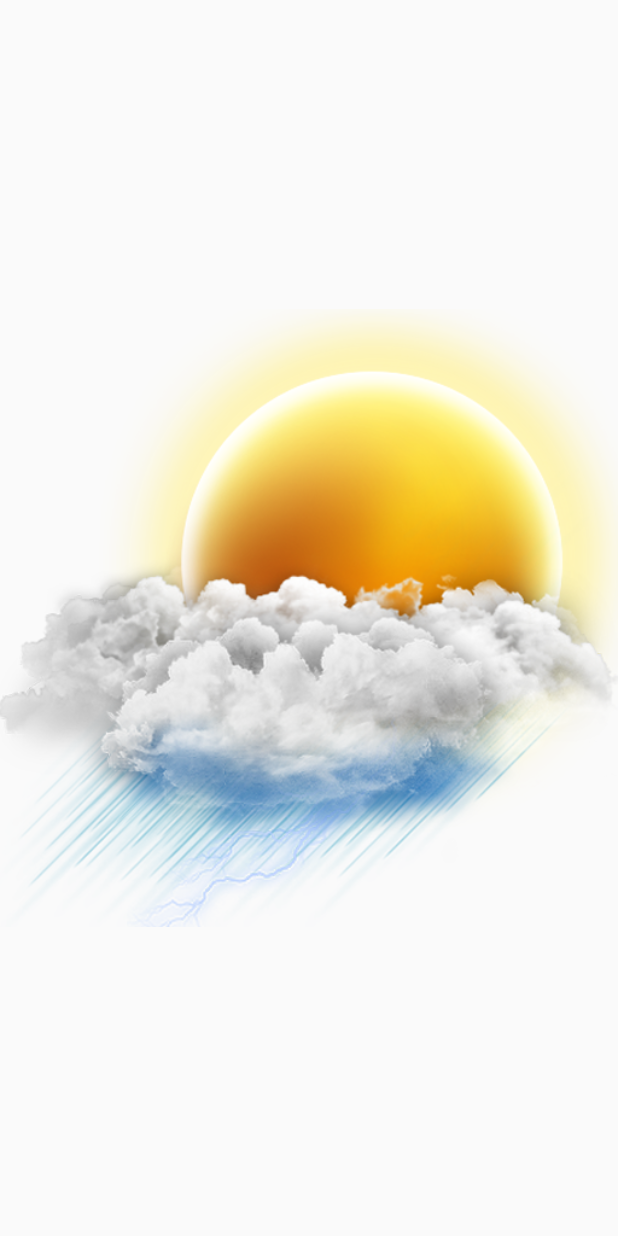
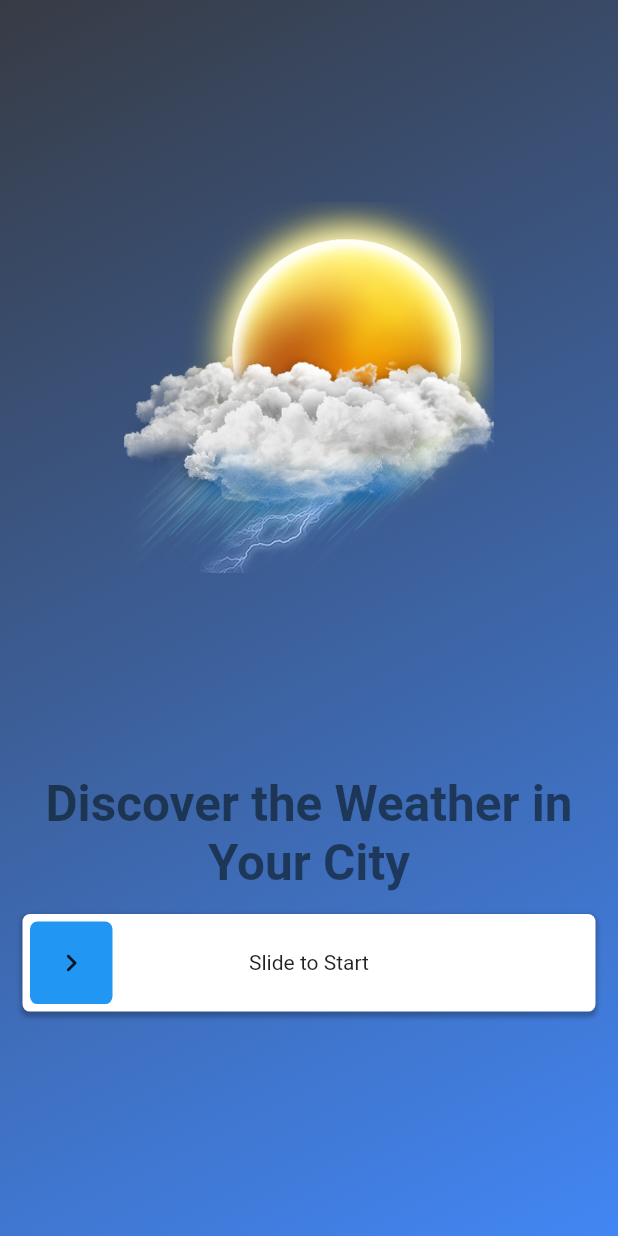
Before and after one commit to IrshadAbdulla19/StormGuard-the-Weather-app, a Flutter app: the first screen one second after launch, on a phone screen of 412 x 824 dp. Run offline on Flutter 3.47's test engine with Material 2 defaults, Android fonts, the phone set to English and light mode, and no system bars; drawn by our look-alikes of action_slider; our stand-ins replace bloc, flutter_bloc, geolocator, location.

Commit message:
splash screen slide start added

```diff
--- a/lib/presentation/splash/splash_screen.dart
+++ b/lib/presentation/splash/splash_screen.dart
@@ -1,6 +1,7 @@
 import 'package:flutter/material.dart';
 import 'package:weather_app/domain/home_wether.dart';
 import 'package:weather_app/presentation/home/home_screen.dart';
+import 'package:action_slider/action_slider.dart';
 
 class SplashScreen extends StatefulWidget {
   const SplashScreen({super.key});
@@ -12,27 +13,70 @@ class SplashScreen extends StatefulWidget {
 class _SplashScreenState extends State<SplashScreen> {
   @override
   void initState() {
-    // TODO: implement initState
     super.initState();
     requestPermissionAndTurnOnDeviceGPS(context);
-    forNavigation();
   }
 
   @override
   Widget build(BuildContext context) {
+    Size size = MediaQuery.of(context).size;
     return Scaffold(
-      body: Center(
-        child: Image.asset("asset/imges/pngwing.com.png"),
+      body: Container(
+        decoration: const BoxDecoration(
+            gradient: LinearGradient(colors: [
+          Color(0xff373B44),
+          Color(0xff4286f4),
+        ], begin: Alignment.topLeft, end: Alignment.bottomRight)),
+        child: Column(
+          mainAxisAlignment: MainAxisAlignment.spaceEvenly,
+          children: [
+            Container(
+              width: size.width * 0.6,
+              height: size.width * 0.6,
+              decoration: const BoxDecoration(
+                image: DecorationImage(
+                    image: AssetImage("asset/imges/pngwing.com.png"),
+                    fit: BoxFit.fill),
+              ),
+            ),
+            Column(
+              children: [
+                Text(
+                  "Discover the Weather in Your City",
+                  textAlign: TextAlign.center,
+                  style: TextStyle(
+                      color:
+                          const Color.fromARGB(255, 7, 20, 26).withOpacity(0.6),
+                      fontSize: size.height * 0.04,
+                      fontWeight: FontWeight.bold),
+                ),
+                Padding(
+                  padding: const EdgeInsets.all(15.0),
+                  child: ActionSlider.standard(
+                    foregroundBorderRadius: BorderRadius.circular(5),
+                    backgroundBorderRadius:
+                        const BorderRadius.all(Radius.circular(5)),
+                    action: (controller) {
+                      controller.loading();
+                      forNavigation();
+                    },
+                    child: const Text("Slide to Start"),
+                  ),
+                )
+              ],
+            )
+          ],
+        ),
       ),
     );
   }
 
   Future<void> forNavigation() async {
-    await Future.delayed(Duration(seconds: 3));
+    await Future.delayed(const Duration(seconds: 3));
     Navigator.pushReplacement(
         context,
         MaterialPageRoute(
-          builder: (context) => HomeScreen(),
+          builder: (context) => const HomeScreen(),
         ));
   }
 }
--- a/pubspec.yaml
+++ b/pubspec.yaml
@@ -28,6 +28,7 @@ environment:
 # the latest version available on pub.dev. To see which dependencies have newer
 # versions available, run `flutter pub outdated`.
 dependencies:
+  action_slider: ^0.6.1
   bloc: ^8.1.2
   cupertino_icons: ^1.0.2
   flutter:
@@ -37,7 +38,7 @@ dependencies:
   http: ^1.0.0
   json_annotation: ^4.8.1
   json_serializable: ^6.7.0
-  location:
+  location: null
   permission_handler: ^8.3.0
 
 dev_dependencies:
```
Also changed, not shown: pubspec.lock.
